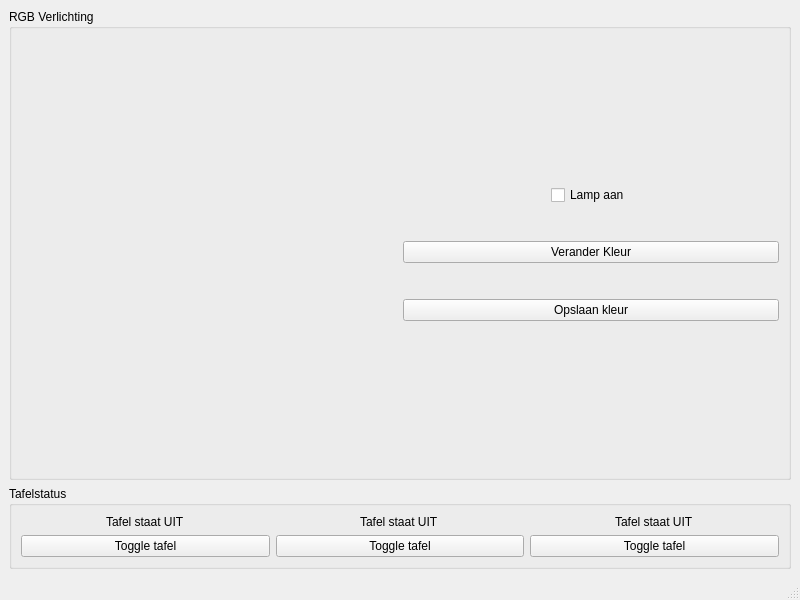
Before: the Qt Designer form mainwindow.ui in wifiinc/qt-dashboard-application, drawn with Qt 5.
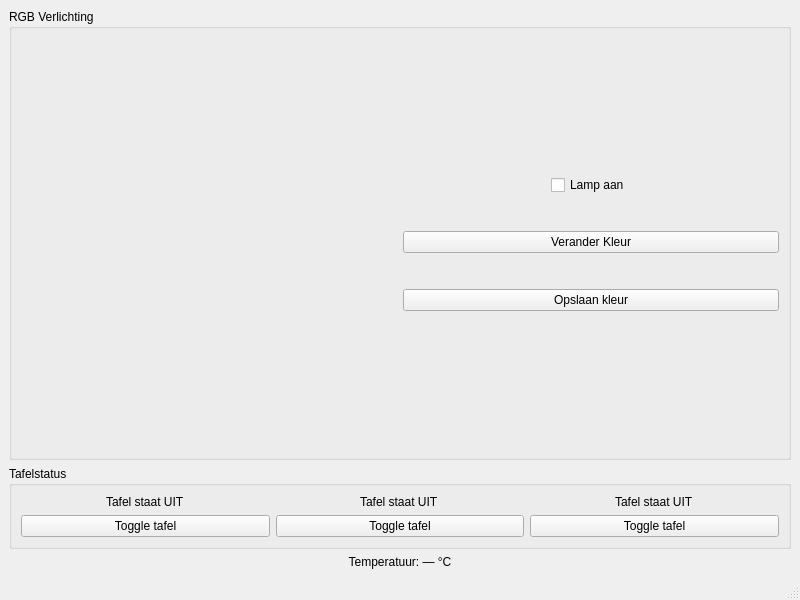
After: the same form once the commit is applied.

The edit to the form file:
```diff
--- a/mainwindow.ui
+++ b/mainwindow.ui
@@ -180,6 +180,19 @@
       </layout>
      </widget>
     </item>
+    <item>
+     <widget class="QLabel" name="labelTemperatuur">
+      <property name="text">
+       <string>Temperatuur: — °C</string>
+      </property>
+      <property name="alignment">
+       <set>Qt::AlignHCenter</set>
+      </property>
+      <property name="margin">
+       <number>10</number>
+      </property>
+     </widget>
+    </item>
    </layout>
   </widget>
   <widget class="QMenuBar" name="menubar">
```
